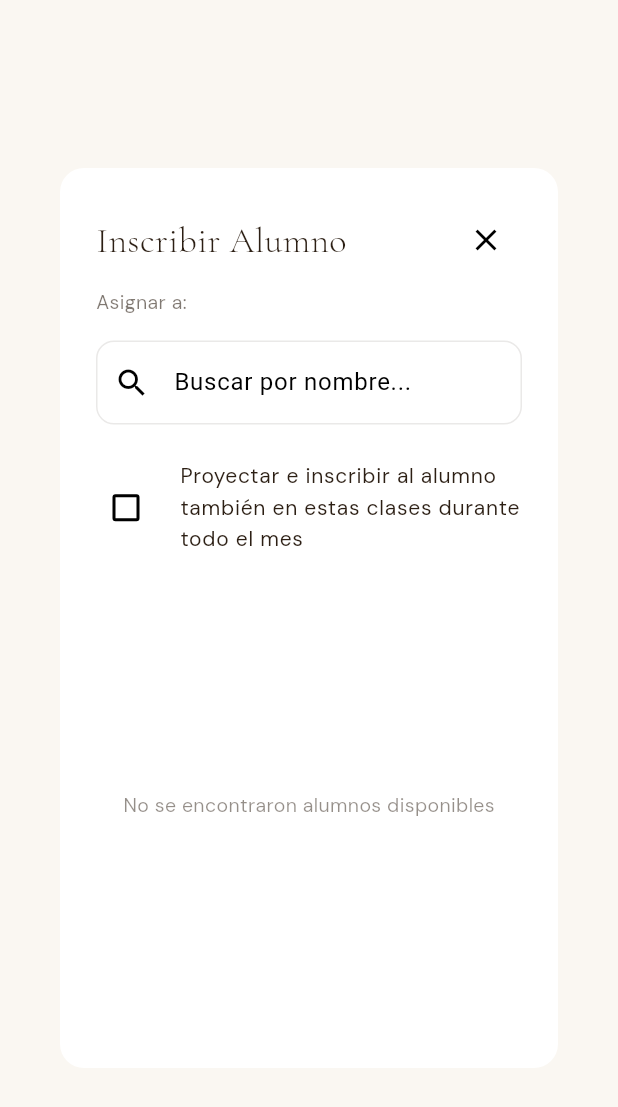
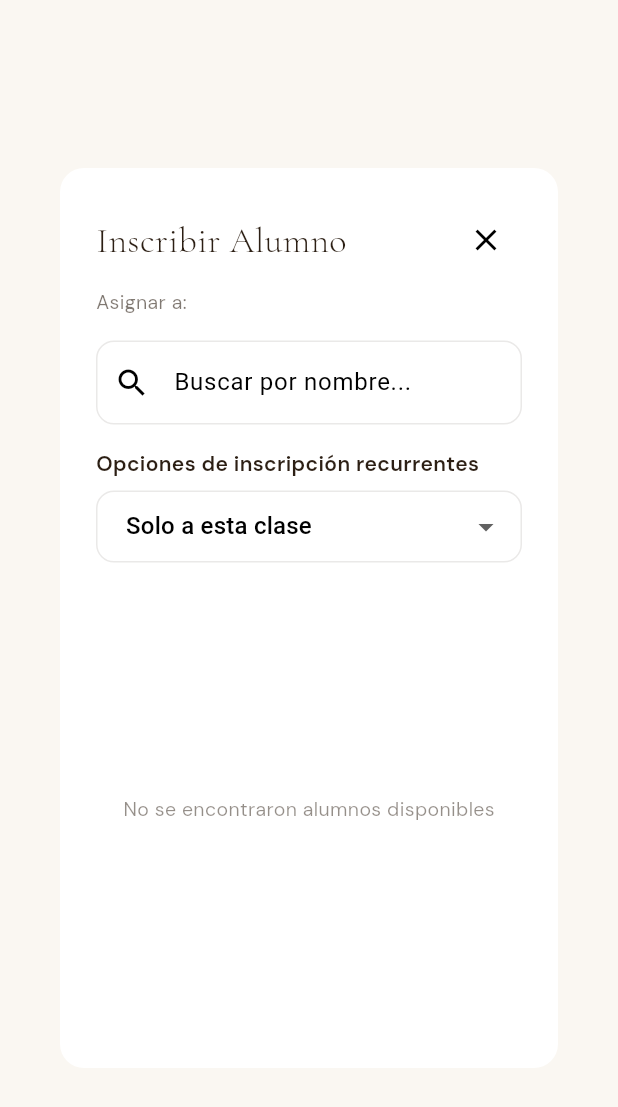
Before and after one commit to matifere/Kali-Studio-Admin, a Flutter app: the AssignStudentDialog widget shown alone on an empty page, opened directly with empty values, on a phone screen of 412 x 824 dp. Shown: the top 1107 px of the screen. Run offline on Flutter 3.47's test engine with Material 3 defaults, Android fonts, the phone set to English and light mode, and no system bars; our stand-ins replace csv, flutter_bloc, flutter_dotenv, google_fonts, supabase_flutter; missing offline and left inert: file_saver, window_manager; accounts and stored records are empty; network calls fail.

Commit message:
proyectar todo el ano

```diff
--- a/lib/bloc/turnos/turnos_bloc.dart
+++ b/lib/bloc/turnos/turnos_bloc.dart
@@ -293,8 +293,8 @@ class TurnosBloc extends Bloc<TurnosEvent, TurnosState> {
         if (instId != null) 'institution_id': instId,
       });
 
-      // 2. Si marcamos recurrencia, buscamos las 3 clases *futuras* con el mismo template
-      if (event.enrollInFuture && event.session.templateId != null) {
+      // 2. Si marcamos recurrencia, buscamos las clases futuras con el mismo template
+      if (event.enrollmentType != EnrollmentType.single && event.session.templateId != null) {
         final startIso = DateFormat('yyyy-MM-dd').format(event.session.date
             .add(const Duration(days: 1))); // From tomorrow onwards
 
@@ -314,13 +314,14 @@ class TurnosBloc extends Bloc<TurnosEvent, TurnosState> {
 
         // Only project if maxRes > 0
         if (maxRes > 0) {
+          final limitCount = event.enrollmentType == EnrollmentType.month ? 3 : 52;
           final futureSessionsResponse = await db
               .from('class_sessions')
               .select('id, date')
               .eq('template_id', event.session.templateId!)
               .gte('date', startIso)
               .order('date', ascending: true)
-              .limit(3);
+              .limit(limitCount);
 
           final futureSessions = futureSessionsResponse as List<dynamic>;
 
@@ -365,7 +366,7 @@ class TurnosBloc extends Bloc<TurnosEvent, TurnosState> {
       _activityBloc?.add(ActivityLogged(ActivityEntry(
         title: 'Alumno inscripto a turno',
         subtitle:
-            'Inscripción confirmada en ${event.session.name}${event.enrollInFuture ? ' (recurrente)' : ''}.',
+            'Inscripción confirmada en ${event.session.name}${event.enrollmentType != EnrollmentType.single ? ' (recurrente)' : ''}.',
         category: ActivityCategory.alumno,
         timestamp: DateTime.now(),
       )));
--- a/lib/bloc/turnos/turnos_event.dart
+++ b/lib/bloc/turnos/turnos_event.dart
@@ -50,16 +50,22 @@ class TurnoEdited extends TurnosEvent {
   TurnoEdited(this.turno);
 }
 
+enum EnrollmentType {
+  single,
+  month,
+  year,
+}
+
 /// Se inscribe a un alumno a un turno
 class TurnoStudentAssigned extends TurnosEvent {
   final String userId;
   final ClassSession session;
-  final bool enrollInFuture;
+  final EnrollmentType enrollmentType;
 
   TurnoStudentAssigned({
     required this.userId,
     required this.session,
-    this.enrollInFuture = false,
+    this.enrollmentType = EnrollmentType.single,
   });
 }
 
--- a/lib/widgets/turnos/assign_student_dialog.dart
+++ b/lib/widgets/turnos/assign_student_dialog.dart
@@ -20,7 +20,7 @@ class _AssignStudentDialogState extends State<AssignStudentDialog> {
   List<Map<String, dynamic>> _filteredProfiles = [];
   bool _isLoading = true;
   String? _error;
-  bool _enrollInFuture = false;
+  EnrollmentType _enrollmentType = EnrollmentType.single;
   final TextEditingController _searchController = TextEditingController();
 
   @override
@@ -143,7 +143,7 @@ class _AssignStudentDialogState extends State<AssignStudentDialog> {
       TurnoStudentAssigned(
         userId: userId,
         session: widget.session,
-        enrollInFuture: _enrollInFuture,
+        enrollmentType: _enrollmentType,
       )
     );
     Navigator.of(context).pop();
@@ -198,15 +198,42 @@ class _AssignStudentDialogState extends State<AssignStudentDialog> {
             ),
             const SizedBox(height: 16),
             if (widget.session.templateId != null) ...[
-              CheckboxListTile(
-                title: Text('Proyectar e inscribir al alumno también en estas clases durante todo el mes', style: KaliText.body(KaliColors.espresso, size: 14)),
-                value: _enrollInFuture,
-                onChanged: (v) => setState(() => _enrollInFuture = v ?? false),
-                activeColor: KaliColors.espresso,
-                controlAffinity: ListTileControlAffinity.leading,
-                contentPadding: EdgeInsets.zero,
+              Text('Opciones de inscripción recurrentes', style: KaliText.body(KaliColors.espresso, size: 14, weight: FontWeight.w600)),
+              const SizedBox(height: 8),
+              DropdownButtonFormField<EnrollmentType>(
+                value: _enrollmentType,
+                decoration: InputDecoration(
+                  contentPadding: const EdgeInsets.symmetric(horizontal: 16, vertical: 12),
+                  border: OutlineInputBorder(
+                    borderRadius: BorderRadius.circular(12),
+                    borderSide: BorderSide(color: KaliColors.espresso.withValues(alpha: 0.1)),
+                  ),
+                  enabledBorder: OutlineInputBorder(
+                    borderRadius: BorderRadius.circular(12),
+                    borderSide: BorderSide(color: KaliColors.espresso.withValues(alpha: 0.1)),
+                  ),
+                ),
+                items: const [
+                  DropdownMenuItem(
+                    value: EnrollmentType.single,
+                    child: Text('Solo a esta clase'),
+                  ),
+                  DropdownMenuItem(
+                    value: EnrollmentType.month,
+                    child: Text('Proyectar durante todo el mes'),
+                  ),
+                  DropdownMenuItem(
+                    value: EnrollmentType.year,
+                    child: Text('Proyectar durante todo el año'),
+                  ),
+                ],
+                onChanged: (v) {
+                  if (v != null) {
+                    setState(() => _enrollmentType = v);
+                  }
+                },
               ),
-              const SizedBox(height: 8),
+              const SizedBox(height: 16),
             ],
             Expanded(
               child: _isLoading
```
